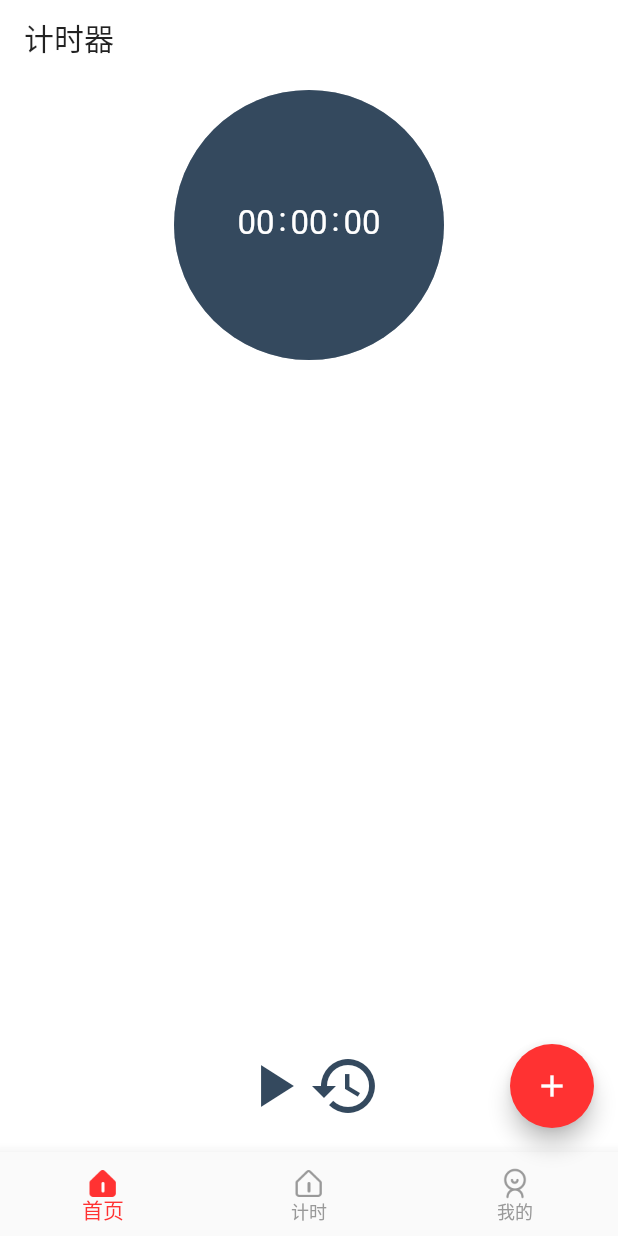
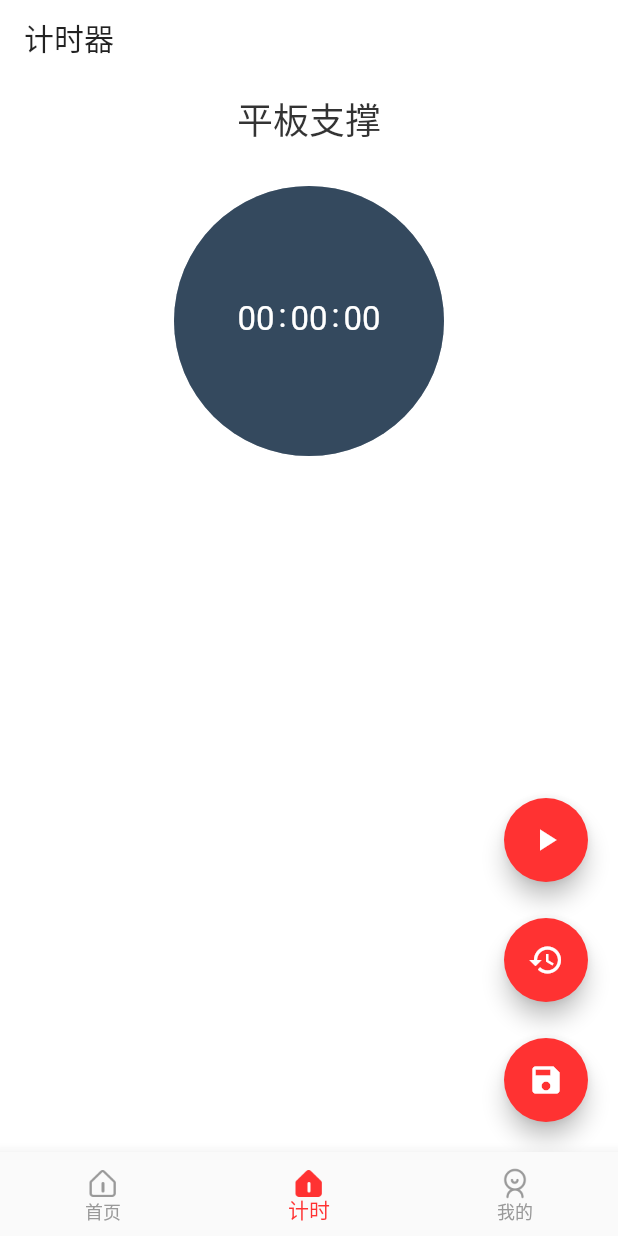
Before and after one commit to Youngto25/flutter-we-play, a Flutter app: the screen it shows after launch, swiped to page 2, on a phone screen of 412 x 824 dp. Run offline on Flutter 3.47's test engine with Material 2 defaults, Android fonts, the phone set to English and light mode, and no system bars; our stand-ins replace dio, event_bus, flutter_easyrefresh, fluttertoast, image_picker, photo_view and 1 more; missing offline and left inert: common_utils.

Commit message:
+ Action对象

```diff
--- a/lib/pages/tabs/Tabs.dart
+++ b/lib/pages/tabs/Tabs.dart
@@ -6,14 +6,14 @@ import 'package:flutter_app/pages/user/User.dart';
 
 class Tabs extends StatefulWidget {
   final index;
-  Tabs({Key key, this.index = 0}) : super(key: key);
+  Tabs({Key key, this.index = 1}) : super(key: key);
 
   @override
   _TabsState createState() => _TabsState(this.index);
 }
 
 class _TabsState extends State<Tabs> {
-  int _currentIndex = 1;
+  int _currentIndex = 0;
 
   PageController _pageController;
 
@@ -30,14 +30,16 @@ class _TabsState extends State<Tabs> {
   @override
   Widget build(BuildContext context) {
     return Scaffold(
-      floatingActionButton: FloatingActionButton(
+      floatingActionButton: _currentIndex == 0
+          ? FloatingActionButton(
               child: Icon(Icons.add),
               backgroundColor: Color.fromRGBO(255, 50, 50, 1),
               onPressed: () {
                 print('click');
                 Navigator.of(context).pushNamed("/photo");
               },
-      ),
+            )
+          : Container(),
       // persistentFooterButtons: [Text('niaho'),Text('niaho')],
       body: PageView(
         physics: NeverScrollableScrollPhysics(),
--- a/lib/pages/timer/Index.dart
+++ b/lib/pages/timer/Index.dart
@@ -15,6 +15,7 @@ class _TheTimerState extends State<TheTimer>
   List<IconData> icon = [Icons.play_arrow, Icons.pause];
   AnimationController controller;
   Animation<double> animation;
+  String currentAction = "平板支撑";
 
   @override
   void initState() {
@@ -55,14 +56,19 @@ class _TheTimerState extends State<TheTimer>
         elevation: 0,
         brightness: Brightness.light,
       ),
-      body: Container(
+      body: Stack(
+        children: [
+          Container(
             width: double.infinity,
             height: double.infinity,
             color: Color(0xffffffff),
             child: Column(
               crossAxisAlignment: CrossAxisAlignment.center,
-          mainAxisAlignment: MainAxisAlignment.spaceBetween,
               children: [
+                Container(
+                  margin: EdgeInsets.only(top: 20, bottom: 20),
+                  child: Text(currentAction, style: TextStyle(fontSize: 24)),
+                ),
                 Stack(
                   alignment: Alignment.center,
                   children: [
@@ -96,36 +102,81 @@ class _TheTimerState extends State<TheTimer>
                     ))
                   ],
                 ),
-            Padding(
-              padding: EdgeInsets.only(bottom: 20),
-              child: Row(
-                mainAxisAlignment: MainAxisAlignment.center,
-                children: [
-                  GestureDetector(
-                      onTap: () {
+              ],
+            ),
+          ),
+          Positioned(
+              right: 20,
+              bottom: 180,
+              child: FloatingActionButton(
+                child: Icon(!isPlay ? Icons.play_arrow : Icons.pause),
+                backgroundColor: Color.fromRGBO(255, 50, 50, 1),
+                onPressed: () {
                   this.setState(() {
                     isPlay = !isPlay;
                   });
                   timeChange();
                 },
-                      child: Icon(!isPlay ? Icons.play_arrow : Icons.pause,
-                          size: 48.0, color: Color(0xff34495e))),
-                  GestureDetector(
-                      onTap: () {
+              )),
+          Positioned(
+              right: 20,
+              bottom: 100,
+              child: FloatingActionButton(
+                child: Icon(Icons.restore),
+                backgroundColor: Color.fromRGBO(255, 50, 50, 1),
+                onPressed: () {
                   this.setState(() {
                     isPlay = false;
                   });
                   timerRunKey.currentState.reset();
                   animatePause();
                 },
-                      child: Icon(Icons.restore,
-                          size: 48.0, color: Color(0xff34495e))),
+              )),
+          Positioned(
+              right: 20,
+              bottom: 20,
+              child: FloatingActionButton(
+                child: Icon(Icons.save),
+                backgroundColor: Color.fromRGBO(255, 50, 50, 1),
+                onPressed: () {
+                  int time = timerRunKey.currentState.time;
+                  print(["save time===>", time]);
+
+                  Action action = new Action(currentAction, time);
+
+                  print(["action===>", action.toString()]);
+
+                  if (time < 1000) {
+                    return;
+                  }
+                  this.setState(() {
+                    isPlay = false;
+                  });
+                  timerRunKey.currentState.reset();
+                  animatePause();
+                },
+              )),
         ],
-              ),
-            ),
-          ],
-        ),
       ),
     );
   }
 }
+
+class Action {
+  String action = "";
+  int duration = 0;
+
+  Action(this.action, this.duration);
+
+  String getAcition() {
+    return this.action;
+  }
+
+  int getDuration() {
+    return this.duration;
+  }
+
+  String toString() {
+    return "action:" + this.action + ",duration:" + this.duration.toString();
+  }
+}
```
Lines whose indentation alone changed are shown as unchanged.
